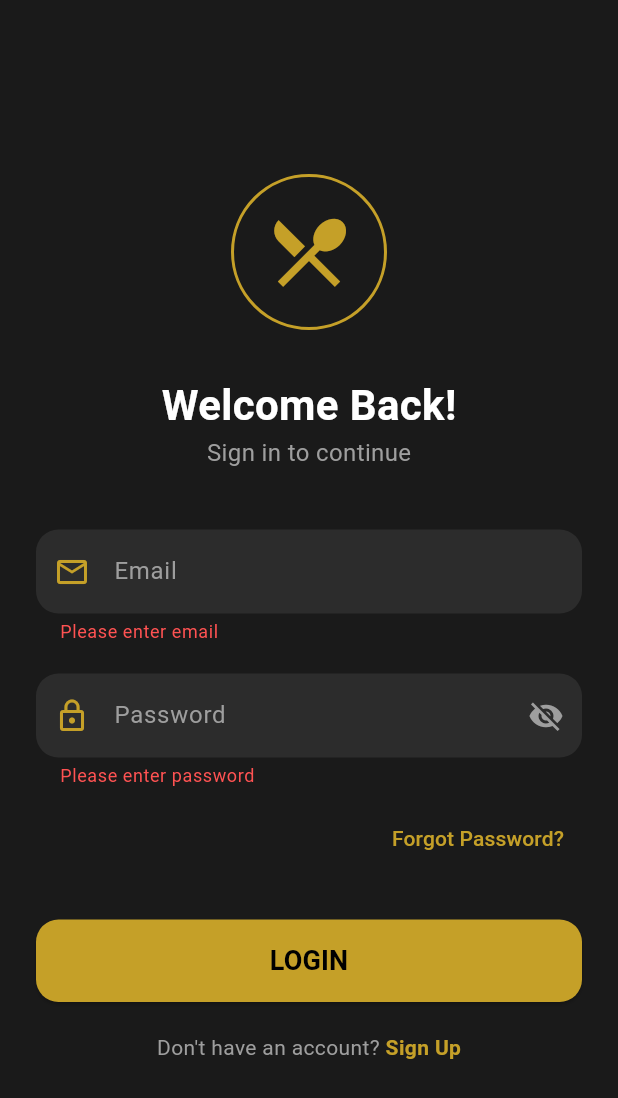
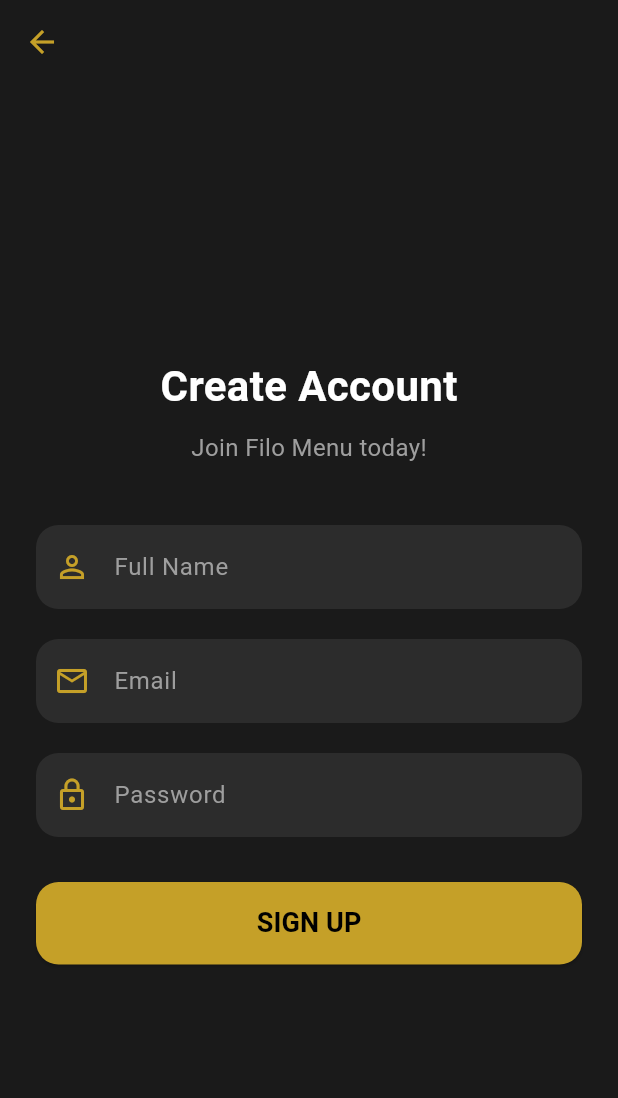
Before and after one commit to AbdallahYass/filo-frontend, a Flutter app: the LoginScreen screen opened directly, after a tap on "LOGIN", after a tap on "Sign Up", on a phone screen of 412 x 824 dp. Shown: the top 1098 px of the screen. Run offline on Flutter 3.47's test engine with Material 3 defaults, Android fonts, the phone set to English and light mode, and no system bars; our stand-ins replace qr_flutter, video_player; missing offline and left inert: mobile_scanner.

```diff
--- a/lib/screens/auth/login_screen.dart
+++ b/lib/screens/auth/login_screen.dart
@@ -1,5 +1,7 @@
 import 'package:flutter/material.dart';
 import '../menu_screen.dart'; // للانتقال للمنيو بعد الدخول
+import '../../services/auth_service.dart';
+import 'signup_screen.dart'; // استدعاء شاشة التسجيل الجديدة
 
 class LoginScreen extends StatefulWidget {
   const LoginScreen({super.key});
@@ -13,6 +15,7 @@
   final _emailController = TextEditingController();
   final _passwordController = TextEditingController();
   final _formKey = GlobalKey<FormState>();
+  final AuthService _authService = AuthService();
 
   // حالة التحميل وإظهار كلمة السر
   bool _isLoading = false;
@@ -29,17 +32,30 @@
 
     setState(() => _isLoading = true);
 
-    // محاكاة الاتصال بالسيرفر (سنتستبدلها لاحقاً بـ API حقيقي)
-    await Future.delayed(const Duration(seconds: 2));
+    // 👇👇👇 الاتصال الحقيقي بالسيرفر
+    bool success = await _authService.login(
+      _emailController.text,
+      _passwordController.text,
+    );
 
     setState(() => _isLoading = false);
 
-    // الانتقال للشاشة الرئيسية
-    if (mounted) {
-      Navigator.pushReplacement(
-        context,
-        MaterialPageRoute(builder: (context) => const MenuScreen()),
-      );
+    if (success) {
+      if (mounted) {
+        Navigator.pushReplacement(
+          context,
+          MaterialPageRoute(builder: (context) => const MenuScreen()),
+        );
+      }
+    } else {
+      if (mounted) {
+        ScaffoldMessenger.of(context).showSnackBar(
+          const SnackBar(
+            content: Text('Invalid Email or Password ❌'),
+            backgroundColor: Colors.red,
+          ),
+        );
+      }
     }
   }
 
@@ -93,8 +109,9 @@
                   keyboardType: TextInputType.emailAddress,
                   decoration: _inputDecoration("Email", Icons.email_outlined),
                   validator: (value) {
-                    if (value == null || value.isEmpty)
+                    if (value == null || value.isEmpty) {
                       return 'Please enter email';
+                    }
                     return null;
                   },
                 ),
@@ -123,8 +140,9 @@
                         ),
                       ),
                   validator: (value) {
-                    if (value == null || value.isEmpty)
+                    if (value == null || value.isEmpty) {
                       return 'Please enter password';
+                    }
                     return null;
                   },
                 ),
@@ -182,7 +200,13 @@
                     ),
                     GestureDetector(
                       onTap: () {
-                        // الانتقال لصفحة التسجيل (سنبنيها لاحقاً)
+                        // 👇 الانتقال لشاشة التسجيل
+                        Navigator.push(
+                          context,
+                          MaterialPageRoute(
+                            builder: (context) => const SignupScreen(),
+                          ),
+                        );
                       },
                       child: Text(
                         "Sign Up",
--- /dev/null
+++ b/lib/screens/auth/signup_screen.dart
@@ -0,0 +1,177 @@
+import 'package:flutter/material.dart';
+import '../../services/auth_service.dart';
+
+class SignupScreen extends StatefulWidget {
+  const SignupScreen({super.key});
+
+  @override
+  State<SignupScreen> createState() => _SignupScreenState();
+}
+
+class _SignupScreenState extends State<SignupScreen> {
+  final _nameController = TextEditingController();
+  final _emailController = TextEditingController();
+  final _passwordController = TextEditingController();
+  final _formKey = GlobalKey<FormState>();
+  final AuthService _authService = AuthService();
+
+  bool _isLoading = false;
+
+  // الألوان
+  final Color _goldColor = const Color(0xFFC5A028);
+  final Color _darkBackground = const Color(0xFF1A1A1A);
+  final Color _fieldColor = const Color(0xFF2C2C2C);
+
+  void _register() async {
+    if (!_formKey.currentState!.validate()) return;
+
+    setState(() => _isLoading = true);
+
+    bool success = await _authService.register(
+      _nameController.text,
+      _emailController.text,
+      _passwordController.text,
+    );
+
+    setState(() => _isLoading = false);
+
+    if (success) {
+      if (mounted) {
+        ScaffoldMessenger.of(context).showSnackBar(
+          const SnackBar(
+            content: Text('Account Created! Please Login ✅'),
+            backgroundColor: Colors.green,
+          ),
+        );
+        Navigator.pop(context); // الرجوع لشاشة الدخول
+      }
+    } else {
+      if (mounted) {
+        ScaffoldMessenger.of(context).showSnackBar(
+          const SnackBar(
+            content: Text('Registration Failed ❌'),
+            backgroundColor: Colors.red,
+          ),
+        );
+      }
+    }
+  }
+
+  @override
+  Widget build(BuildContext context) {
+    return Scaffold(
+      backgroundColor: _darkBackground,
+      appBar: AppBar(
+        backgroundColor: Colors.transparent,
+        elevation: 0,
+        iconTheme: IconThemeData(color: _goldColor), // زر الرجوع ذهبي
+      ),
+      body: Center(
+        child: SingleChildScrollView(
+          padding: const EdgeInsets.all(24.0),
+          child: Form(
+            key: _formKey,
+            child: Column(
+              mainAxisAlignment: MainAxisAlignment.center,
+              children: [
+                const Text(
+                  "Create Account",
+                  style: TextStyle(
+                    color: Colors.white,
+                    fontSize: 28,
+                    fontWeight: FontWeight.bold,
+                  ),
+                ),
+                const SizedBox(height: 10),
+                const Text(
+                  "Join Filo Menu today!",
+                  style: TextStyle(color: Colors.grey, fontSize: 16),
+                ),
+                const SizedBox(height: 40),
+
+                // 1. الاسم
+                _buildTextField(
+                  _nameController,
+                  "Full Name",
+                  Icons.person_outline,
+                ),
+                const SizedBox(height: 20),
+
+                // 2. الإيميل
+                _buildTextField(
+                  _emailController,
+                  "Email",
+                  Icons.email_outlined,
+                ),
+                const SizedBox(height: 20),
+
+                // 3. كلمة المرور
+                _buildTextField(
+                  _passwordController,
+                  "Password",
+                  Icons.lock_outline,
+                  isPassword: true,
+                ),
+                const SizedBox(height: 30),
+
+                // زر التسجيل
+                SizedBox(
+                  width: double.infinity,
+                  height: 55,
+                  child: ElevatedButton(
+                    onPressed: _isLoading ? null : _register,
+                    style: ElevatedButton.styleFrom(
+                      backgroundColor: _goldColor,
+                      shape: RoundedRectangleBorder(
+                        borderRadius: BorderRadius.circular(15),
+                      ),
+                    ),
+                    child: _isLoading
+                        ? const CircularProgressIndicator(color: Colors.black)
+                        : const Text(
+                            "SIGN UP",
+                            style: TextStyle(
+                              color: Colors.black,
+                              fontSize: 18,
+                              fontWeight: FontWeight.bold,
+                            ),
+                          ),
+                  ),
+                ),
+              ],
+            ),
+          ),
+        ),
+      ),
+    );
+  }
+
+  Widget _buildTextField(
+    TextEditingController controller,
+    String label,
+    IconData icon, {
+    bool isPassword = false,
+  }) {
+    return TextFormField(
+      controller: controller,
+      obscureText: isPassword,
+      style: const TextStyle(color: Colors.white),
+      decoration: InputDecoration(
+        labelText: label,
+        labelStyle: const TextStyle(color: Colors.grey),
+        prefixIcon: Icon(icon, color: _goldColor),
+        filled: true,
+        fillColor: _fieldColor,
+        border: OutlineInputBorder(
+          borderRadius: BorderRadius.circular(15),
+          borderSide: BorderSide.none,
+        ),
+        focusedBorder: OutlineInputBorder(
+          borderRadius: BorderRadius.circular(15),
+          borderSide: BorderSide(color: _goldColor),
+        ),
+      ),
+      validator: (val) => val!.isEmpty ? "Required" : null,
+    );
+  }
+}
```
Also changed, not shown: lib/services/auth_service.dart (added, +50 -0 lines).
